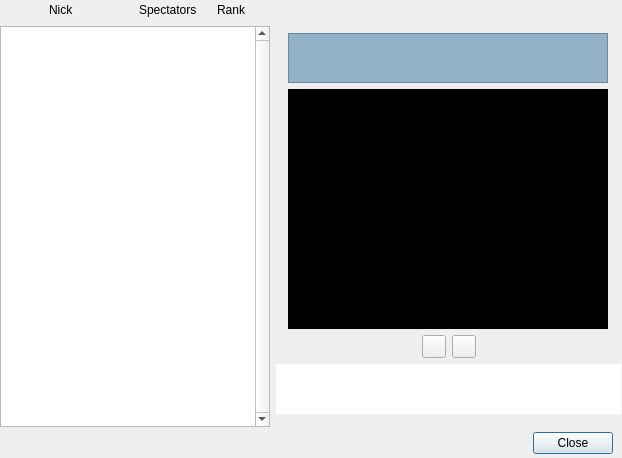
This is ui/webcam_standard.ui in gitter-badger/simplechatclient as Qt 5 draws it before an edit. The edited form follows.
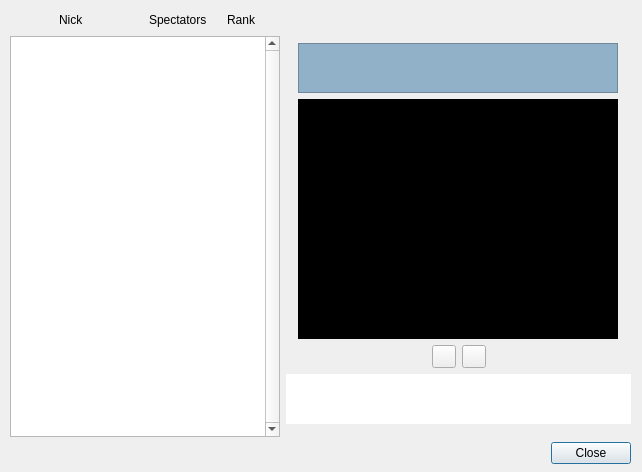
This is the edited form. Icons and pictures are not drawn.

```diff
--- a/ui/webcam_standard.ui
+++ b/ui/webcam_standard.ui
@@ -6,20 +6,20 @@
    <rect>
     <x>0</x>
     <y>0</y>
-    <width>622</width>
-    <height>458</height>
+    <width>642</width>
+    <height>472</height>
    </rect>
   </property>
   <property name="minimumSize">
    <size>
-    <width>622</width>
-    <height>458</height>
+    <width>642</width>
+    <height>472</height>
    </size>
   </property>
   <property name="maximumSize">
    <size>
-    <width>622</width>
-    <height>458</height>
+    <width>642</width>
+    <height>472</height>
    </size>
   </property>
   <property name="windowTitle">
@@ -32,9 +32,9 @@
   <widget class="QDialogButtonBox" name="buttonBox">
    <property name="geometry">
     <rect>
-     <x>12</x>
-     <y>430</y>
-     <width>601</width>
+     <x>10</x>
+     <y>440</y>
+     <width>621</width>
      <height>27</height>
     </rect>
    </property>
@@ -45,8 +45,8 @@
   <widget class="QWidget" name="horizontalLayoutWidget">
    <property name="geometry">
     <rect>
-     <x>0</x>
-     <y>0</y>
+     <x>10</x>
+     <y>10</y>
      <width>621</width>
      <height>427</height>
     </rect>
```
